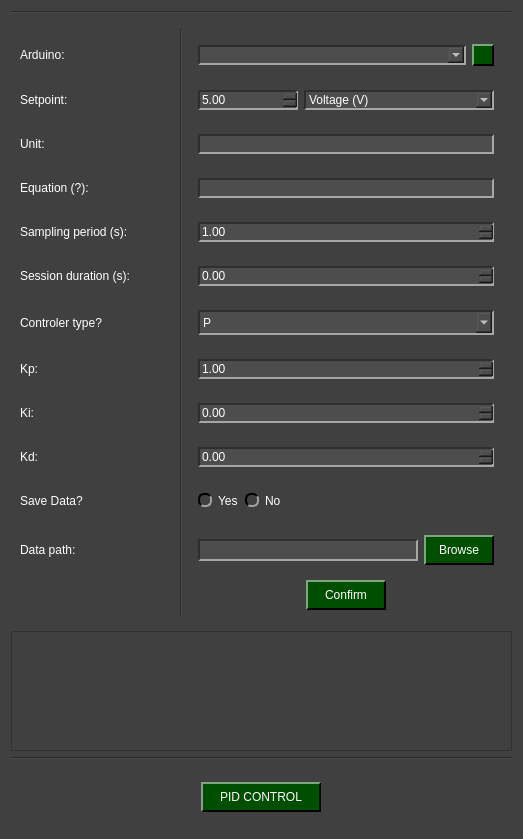
Before: the Qt Designer form pydaq/uis/PyDAQ_pid_control_arduino_widget.ui in CayoRw/pydaq, drawn with Qt 5.
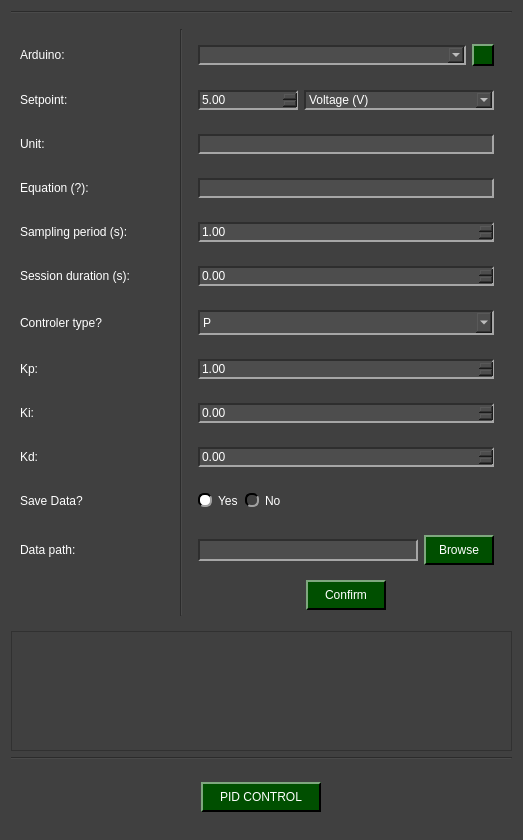
After: the same form once the commit is applied. Icons and pictures are not drawn.

Diff of the .ui file:
```diff
--- a/pydaq/uis/PyDAQ_pid_control_arduino_widget.ui
+++ b/pydaq/uis/PyDAQ_pid_control_arduino_widget.ui
@@ -7,7 +7,7 @@
     <x>0</x>
     <y>0</y>
     <width>519</width>
-    <height>839</height>
+    <height>840</height>
    </rect>
   </property>
   <property name="windowTitle">
@@ -805,6 +805,12 @@
            <property name="text">
             <string>Yes</string>
            </property>
+           <property name="checked">
+            <bool>true</bool>
+           </property>
+           <attribute name="buttonGroup">
+            <string notr="true">save_radio_group</string>
+           </attribute>
           </widget>
          </item>
          <item>
```
Left out of the diff: 10 changed lines with no effect on the pictures.
